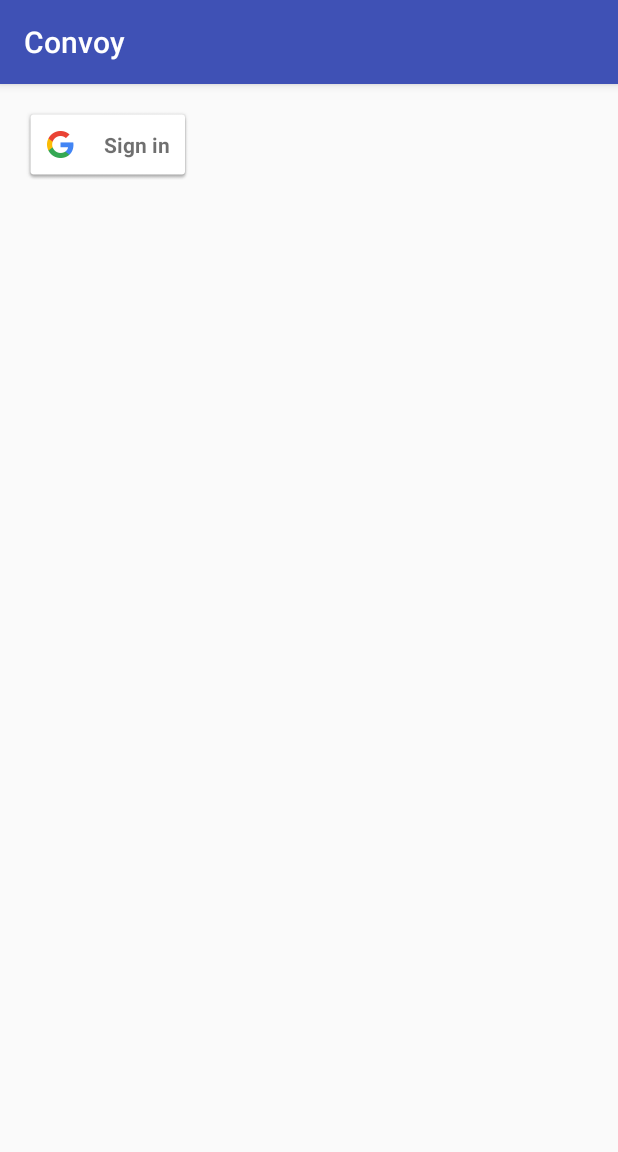
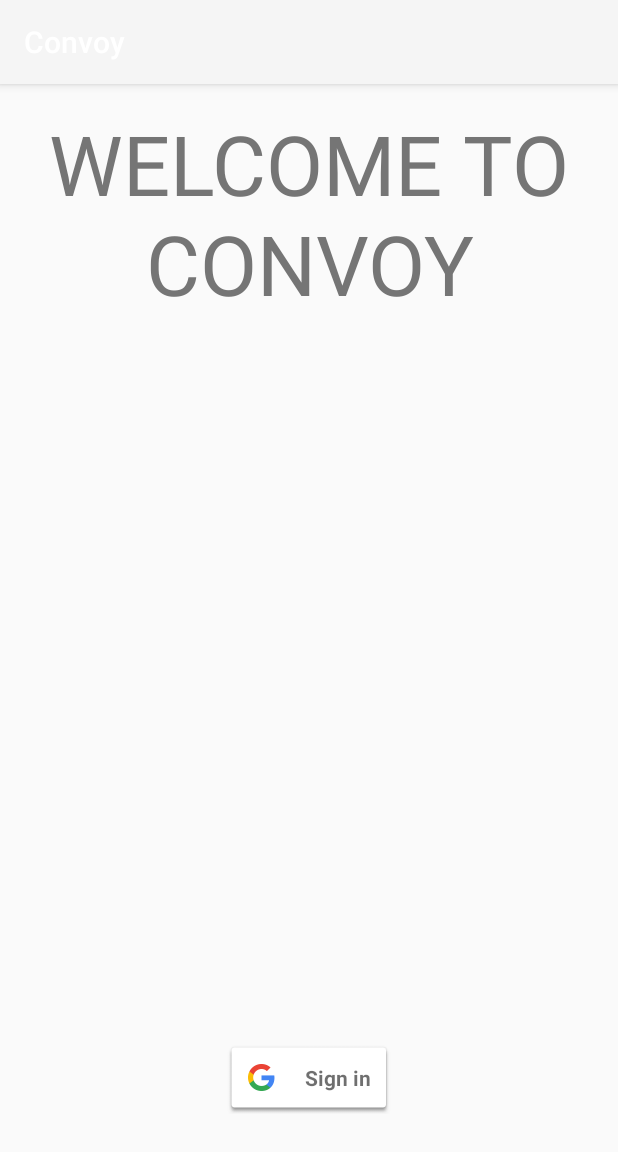
Before and after one commit to fonarevvichka/Convoy, an Android app: the screen it shows after launch (loginTest before the commit, loginActivity after it), on a phone screen of 412 x 824 dp. Shown: the top 1152 px of the screen. Run offline under Robolectric (Android 15) with nearby library versions, the phone set to English and light mode, and no system bars.

Commit message:
login basic's set up, launches blank activity

```diff
--- a/app/src/main/AndroidManifest.xml
+++ b/app/src/main/AndroidManifest.xml
@@ -1,6 +1,6 @@
 <?xml version="1.0" encoding="utf-8"?>
 <manifest xmlns:android="http://schemas.android.com/apk/res/android"
-    package="com.fonarev.Convoy">
+    package="com.fonarev.convoy">
 
     <application
         android:allowBackup="true"
@@ -8,13 +8,15 @@
         android:label="@string/app_name"
         android:supportsRtl="true"
         android:theme="@style/AppTheme">
-        <activity android:name="com.fonarev.Convoy.loginTest">
+        android:theme="@android:style/Theme.NoTitleBar"
+        <activity android:name=".loginActivity">
             <intent-filter>
                 <action android:name="android.intent.action.MAIN" />
 
                 <category android:name="android.intent.category.LAUNCHER" />
             </intent-filter>
         </activity>
+        <activity android:name=".placeHolderActivity"></activity>
     </application>
 
 </manifest>
--- a/app/src/main/java/com/fonarev/Convoy/loginTest.java
+++ b/app/src/main/java/com/fonarev/convoy/loginActivity.java
@@ -1,6 +1,5 @@
-package com.fonarev.Convoy;
+package com.fonarev.convoy;
 
-import android.app.ProgressDialog;
 import android.content.Intent;
 import android.os.Bundle;
 import android.support.v7.app.AppCompatActivity;
@@ -8,16 +7,14 @@ import android.util.Log;
 import android.view.View;
 import android.widget.TextView;
 
-import com.fonarev.Convoy.R;
 import com.google.android.gms.auth.api.Auth;
-import com.google.android.gms.auth.api.signin.GoogleSignInAccount;
 import com.google.android.gms.auth.api.signin.GoogleSignInOptions;
 import com.google.android.gms.auth.api.signin.GoogleSignInResult;
 import com.google.android.gms.common.ConnectionResult;
 import com.google.android.gms.common.SignInButton;
 import com.google.android.gms.common.api.GoogleApiClient;
 
-public class loginTest extends AppCompatActivity implements
+public class loginActivity extends AppCompatActivity implements
         GoogleApiClient.OnConnectionFailedListener,
         View.OnClickListener {
 
@@ -26,7 +23,6 @@ public class loginTest extends AppCompatActivity implements
 
     private GoogleApiClient mGoogleApiClient;
     private TextView mStatusTextView;
-    private ProgressDialog mProgressDialog;
 
     @Override
     protected void onCreate(Bundle savedInstanceState) {
@@ -75,11 +71,8 @@ public class loginTest extends AppCompatActivity implements
         }
     }
     private void handleSignInResult(GoogleSignInResult result) {
-        Log.d("Your sign in was: ", "handleSignInResult: " + result.isSuccess());
         if(result.isSuccess()) {
-            GoogleSignInAccount currrentUser = result.getSignInAccount();
-            mStatusTextView.setText(getString(R.string.signed_in_fmt, currrentUser.getDisplayName()));
-            updateUI(true);
+            logIn(true);
         }
     }
     @Override
@@ -88,9 +81,11 @@ public class loginTest extends AppCompatActivity implements
         // be available.
         Log.d(TAG, "onConnectionFailed:" + connectionResult);
     }
-    private void updateUI(boolean signedIn) {
+    private void logIn(boolean signedIn) {
         if (signedIn) {
             findViewById(R.id.sign_in_button).setVisibility(View.GONE);
+            Intent intent = new Intent(this, placeHolderActivity.class);
+            startActivity(intent);
         }
     }
 }
--- a/app/src/main/res/layout/activity_base.xml
+++ b/app/src/main/res/layout/activity_base.xml
@@ -8,15 +8,7 @@
     android:paddingLeft="@dimen/activity_horizontal_margin"
     android:paddingRight="@dimen/activity_horizontal_margin"
     android:paddingTop="@dimen/activity_vertical_margin"
-    tools:context="com.fonarev.Convoy.loginTest">
-
-    <!-- button -->
-    <com.google.android.gms.common.SignInButton
-        android:id="@+id/sign_in_button"
-        android:layout_weight="1"
-        android:layout_width="wrap_content"
-        android:layout_height="wrap_content" />
-    <!-- button -->
+    tools:context="com.fonarev.convoy.loginActivity">
 
     <TextView
         android:id="@+id/status"
@@ -25,4 +17,37 @@
         android:text=""
         android:textColor="@android:color/black"
         android:textSize="14sp" />
+
+    <com.google.android.gms.common.SignInButton
+        android:id="@+id/sign_in_button"
+        android:layout_width="wrap_content"
+        android:layout_height="wrap_content"
+        android:layout_marginBottom="65dp"
+        android:layout_alignParentBottom="true"
+        android:layout_centerHorizontal="true" />
+
+    <TextView
+        android:id="@+id/welcome_text"
+        android:layout_width="match_parent"
+        android:layout_height="match_parent"
+        android:textAlignment="center"
+        android:textColor="@color/colorPrimaryDark"
+        android:text="@string/welcome_message"
+        android:textAllCaps="true"
+        android:textSize="55sp"
+        android:layout_alignParentTop="true"
+        android:layout_alignParentStart="true" />
+
+    <TextView
+        android:layout_width="match_parent"
+        android:layout_height="wrap_content"
+        android:id="@+id/name"
+        android:textSize = "55sp"
+        android:textAllCaps="true"
+        android:textAlignment="center"
+        android:textColor="@color/colorPrimaryDark"
+        android:text="@string/app_name"
+        android:layout_marginTop="47dp"
+        android:layout_below="@+id/status"
+        android:layout_alignParentEnd="true" />
 </RelativeLayout>
--- a/app/src/main/res/values/colors.xml
+++ b/app/src/main/res/values/colors.xml
@@ -1,6 +1,6 @@
 <?xml version="1.0" encoding="utf-8"?>
 <resources>
-    <color name="colorPrimary">#3F51B5</color>
-    <color name="colorPrimaryDark">#303F9F</color>
-    <color name="colorAccent">#FF4081</color>
+    <color name="colorPrimary">@color/primary_material_light</color>
+    <color name="colorPrimaryDark">@color/primary_dark_material_light</color>
+    <color name="colorAccent">@color/accent_material_light</color>
 </resources>
--- a/app/src/main/res/values/strings.xml
+++ b/app/src/main/res/values/strings.xml
@@ -1,4 +1,5 @@
 <resources>
     <string name="app_name">Convoy</string>
+    <string name="welcome_message">Welcome To </string>
     <string name="signed_in_fmt">Signed in as %s</string>
 </resources>
```
Also changed, not shown: app/src/main/java/com/fonarev/convoy/placeHolderActivity.java (added, +13 -0 lines), app/src/main/res/layout/activity_place_holder.xml (added, +13 -0 lines).
